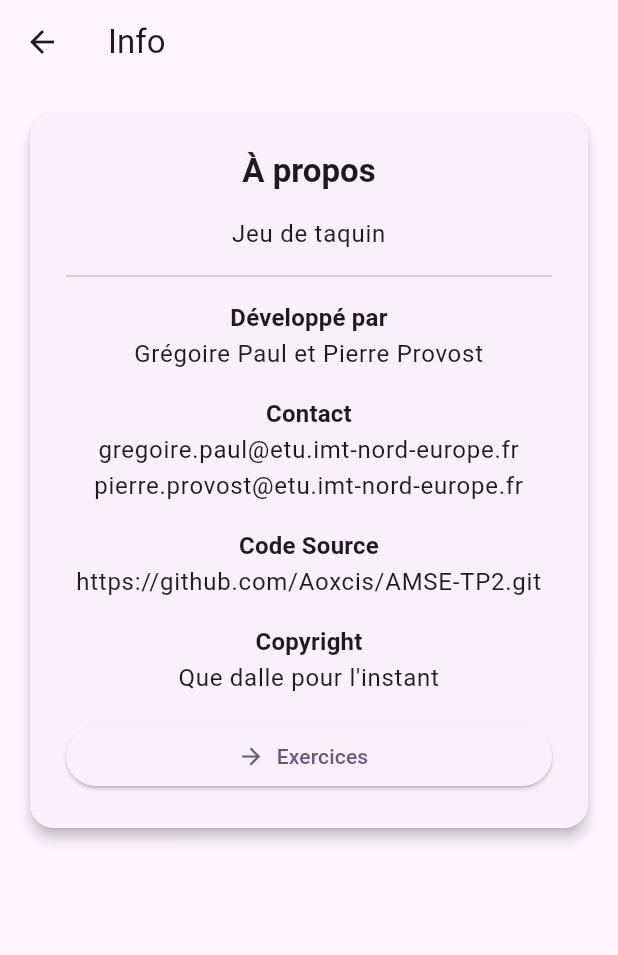
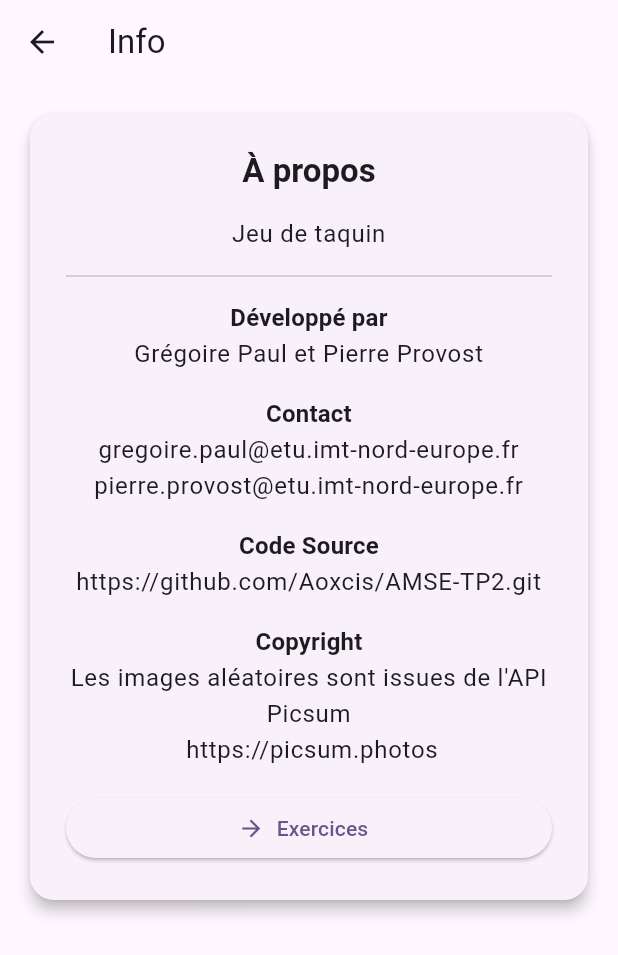
Before and after one commit to Aoxcis/AMSE-TP2, a Flutter app: the InfoPage screen opened by its route, on a phone screen of 412 x 824 dp. Shown: the top 955 px of the screen. Run offline on Flutter 3.47's test engine with Material 3 defaults, Android fonts, the phone set to English and light mode, and no system bars; our stand-ins replace image_picker, settings_ui, shared_preferences, table_calendar; missing offline and left inert: app_settings; accounts and stored records are empty.

Commit message:
feat: add copyright to info page better retry button in history page navigation

```diff
--- a/tp2/lib/pages/history_page.dart
+++ b/tp2/lib/pages/history_page.dart
@@ -176,8 +176,6 @@ class _HistoryPageState extends State<HistoryPage>
             TextButton(
               onPressed: () {
                 Navigator.pop(context);
-                Navigator.pushNamed(context, '/game',
-                    arguments: {'gameId': gameId});
               },
               child: const Text('Non'),
             ),
--- a/tp2/lib/pages/info_page.dart
+++ b/tp2/lib/pages/info_page.dart
@@ -1,4 +1,5 @@
 import 'package:flutter/material.dart';
+import 'package:url_launcher/url_launcher.dart';
 
 class InfoPage extends StatefulWidget {
   const InfoPage({super.key});
@@ -90,10 +91,15 @@ class _InfoPageState extends State<InfoPage> {
                       ?.copyWith(fontWeight: FontWeight.bold),
                   textAlign: TextAlign.center,
                 ),
-                Text(
-                  'Que dalle pour l\'instant',
-                  style: Theme.of(context).textTheme.bodyLarge,
-                  textAlign: TextAlign.center,
+                InkWell(
+                  child: Text(
+                    'Les images aléatoires sont issues de l\'API Picsum \n https://picsum.photos',
+                    style: Theme.of(context).textTheme.bodyLarge,
+                    textAlign: TextAlign.center,
+                  ),
+                  onTap: () {
+                    launch('https://picsum.photos');
+                  },
                 ),
                 const SizedBox(height: 16),
                 ElevatedButton.icon(
```
